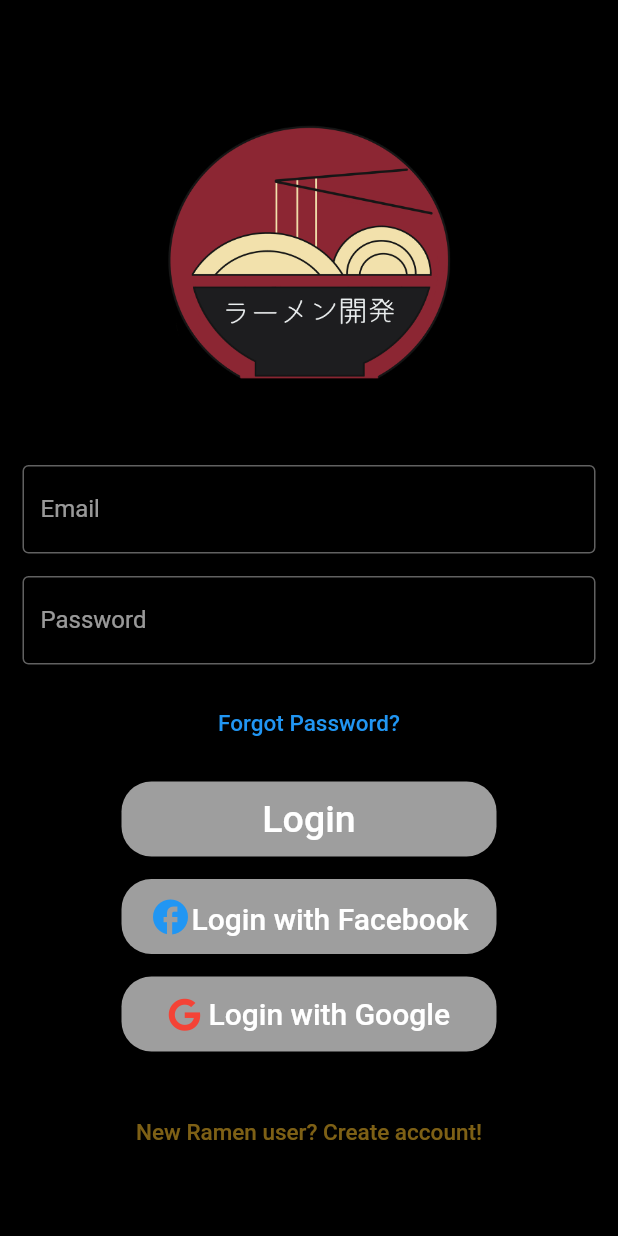
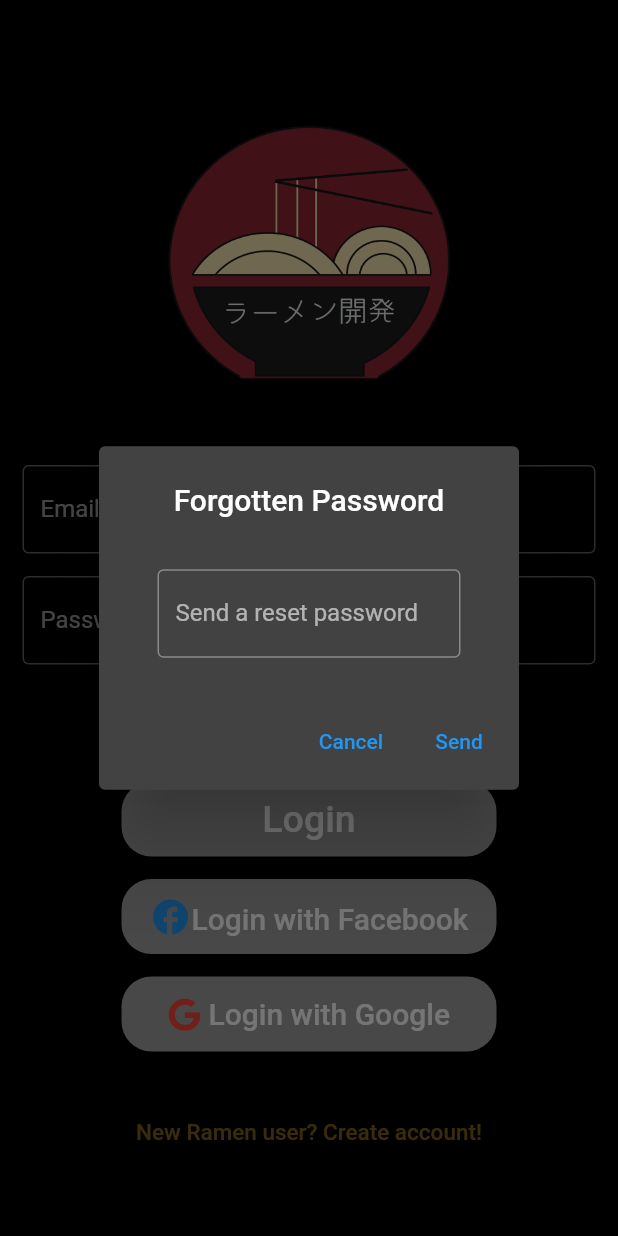
Before and after one commit to Ramen-Development/ramen_music_player, a Flutter app: the screen it shows after launch, after a tap on "Forgot Password?", on a phone screen of 412 x 824 dp. Run offline on Flutter 3.47's test engine with Material 2 defaults, Android fonts, the light colour scheme and no system bars; our stand-ins replace cloud_firestore, firebase_auth, firebase_core, firebase_database, font_awesome_flutter, google_sign_in and 1 more; missing offline and left inert: flutter_facebook_auth; accounts and stored records are empty; generated files the repository leaves out were written again.

Commit message:
#7 Forgot password ready

```diff
--- a/lib/login-logout-services/log_in_page.dart
+++ b/lib/login-logout-services/log_in_page.dart
@@ -9,6 +9,7 @@ import 'package:ramen_music_player/login-logout-services/signup_page.dart';
 class LogInPage extends StatelessWidget {
   final TextEditingController emailController = TextEditingController();
   final TextEditingController passwordController = TextEditingController();
+  final TextEditingController emailPasswordForgotten = TextEditingController();
 
   LogInPage({Key? key}) : super(key: key);
 
@@ -60,7 +61,53 @@ class LogInPage extends StatelessWidget {
                 padding: const EdgeInsets.only(top: 30, bottom: 30),
               ),
               onPressed: () {
-                //TODO FORGOT PASSWORD SCREEN GOES HERE
+                showDialog<void>(
+                  context: context,
+                  barrierDismissible: false, // user must tap button!
+                  builder: (BuildContext context) {
+                    return AlertDialog(
+                      title: const Text('Forgotten Password',textAlign: TextAlign.center,),
+                      content: SingleChildScrollView(
+                        child: ListBody(
+                          children: <Widget>[
+                            Padding(
+                              padding: const EdgeInsets.only(
+                                  left: 15.0, right: 15.0, top: 15, bottom: 0),
+                              //padding: EdgeInsets.symmetric(horizontal: 15),
+                              child: TextField(
+                                controller: emailPasswordForgotten,
+                                decoration: const InputDecoration(
+                                    border: OutlineInputBorder(),
+                                    labelText:
+                                        'Send a reset password',
+                                    hintText: 'Enter your email'),
+                              ),
+                            ),
+                          ],
+                        ),
+                      ),
+                      actions: <Widget>[
+                        TextButton(
+                          child: const Text('Cancel'),
+                          onPressed: () {
+                            Navigator.of(context).pop();
+                          },
+                        ),
+                        TextButton(
+                          child: const Text('Send'),
+                          onPressed: () {
+                            context
+                                .read<AuthenticationService>()
+                                .forgotPassword(
+                                    email: emailPasswordForgotten.text.trim(),
+                                    c: context);
+                            Navigator.of(context).pop();
+                          },
+                        ),
+                      ],
+                    );
+                  },
+                );
               },
               child: const Text(
                 'Forgot Password?',
```
Also changed, not shown: lib/login-logout-services/authentication_service.dart (+52 -27 lines), lib/login-logout-services/signup_page.dart (+11 -1 lines), pubspec.lock, 1 other file.
